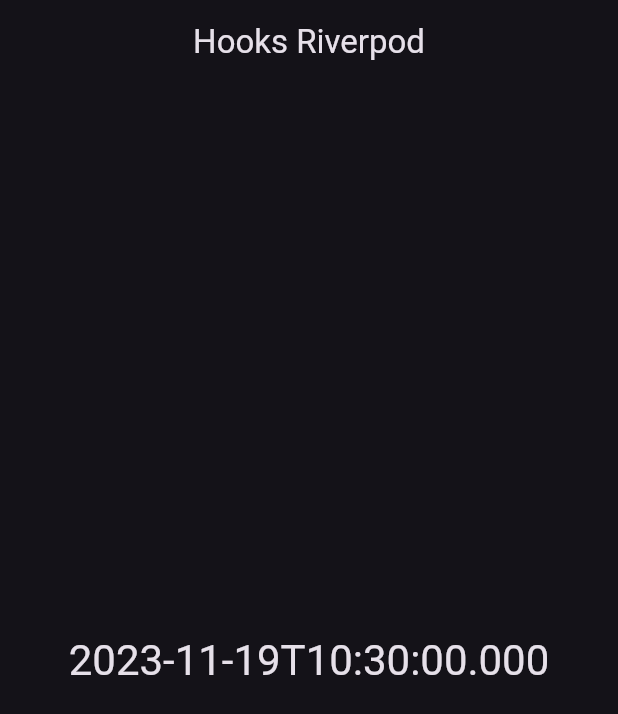
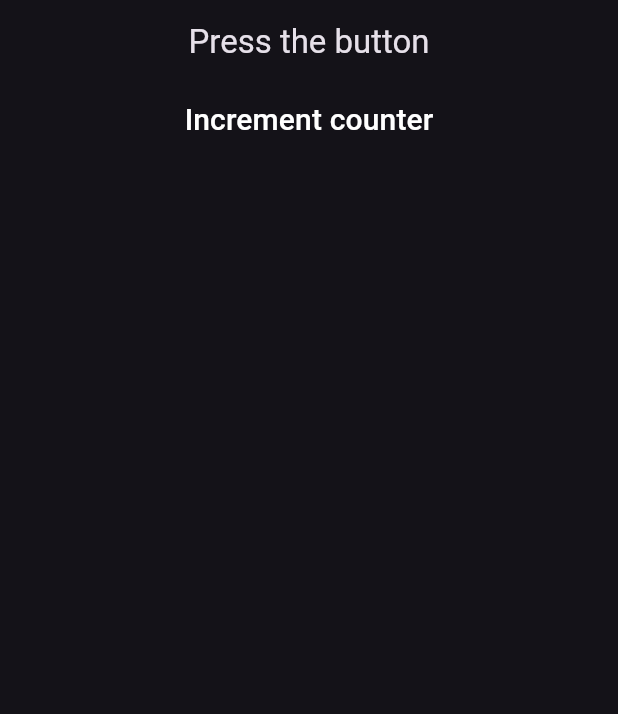
Before and after one commit to SlowedWalk/flutter_riverpod_tutorial, a Flutter app: the screen it shows after launch, on a phone screen of 412 x 824 dp. Shown: the top 714 px of the screen. Run offline on Flutter 3.47's test engine with Material 3 defaults, Android fonts, the phone set to English and light mode, and no system bars; our stand-ins replace hooks_riverpod.

```diff
--- a/lib/main.dart
+++ b/lib/main.dart
@@ -1,9 +1,32 @@
-import 'dart:developer';
-
 import 'package:flutter/material.dart';
 import 'package:hooks_riverpod/hooks_riverpod.dart';
 
-void main() => runApp(const ProviderScope(child: App()));
+void main() => runApp(
+  const ProviderScope(
+    child: App()
+  )
+);
+
+extension OptionalInfixAddition<T extends num> on T? {
+  T? operator + (T? other) {
+    final shadow = this;
+    if (shadow != null) {
+      return shadow + (other ?? 0) as T;
+    } else {
+      return null;
+    }
+  }
+}
+
+class CounterNotifier extends StateNotifier<int?> {
+  CounterNotifier(): super(null);
+
+  void increment() => state = state == null ? 1 : state + 1;
+}
+
+final counterProvider = StateNotifierProvider<CounterNotifier, int?>((ref) {
+  return CounterNotifier();
+});
 
 class App extends StatelessWidget {
   const App({Key? key}) : super(key: key);
@@ -12,9 +35,6 @@ class App extends StatelessWidget {
   Widget build(BuildContext context) {
     return MaterialApp(
       title: 'Flutter Demo',
-      theme: ThemeData(
-        primarySwatch: Colors.blue,
-      ),
       darkTheme: ThemeData.dark(),
       themeMode: ThemeMode.dark,
       debugShowCheckedModeBanner: false,
@@ -23,25 +43,41 @@ class App extends StatelessWidget {
   }
 }
 
-final currentDateProvider = Provider<DateTime>((ref) => DateTime.now());
-
 class HomePage extends ConsumerWidget {
   const HomePage({super.key});
 
   @override
   Widget build(BuildContext context, WidgetRef ref) {
-    final dateTime = ref.watch(currentDateProvider);
-    log(dateTime.toString());
     return Scaffold(
       appBar: AppBar(
-        title: const Text('Hooks Riverpod'),
+        title: Consumer(
+          builder: (context, ref, child) {
+            final count = ref.watch(counterProvider);
+            final text = count == null
+              ? 'Press the button'
+              : count.toString();
+              return Text(text);
+          },
+          child: const Text('Home Page')
+        ),
         centerTitle: true,
       ),
       body: Center(
-        child: Text(
-          dateTime.toIso8601String(),
-          style: Theme.of(context).textTheme.headlineMedium
-        )
+        child: Column(
+          crossAxisAlignment: CrossAxisAlignment.start,
+          children: [
+            TextButton(
+              onPressed: ref.read(counterProvider.notifier).increment,
+              child: const Text(
+                'Increment counter',
+                style: TextStyle(
+                  fontSize: 20,
+                  color: Colors.white,
+                ),
+              )
+            )
+          ],
+        ),
       ),
     );
   }
```
